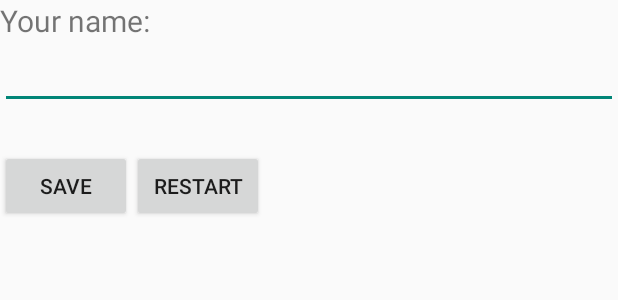
After one commit to Iwk0/Summation, an Android app: the layout fragment_status.xml on its own in the app's theme, with its tools: preview values and no code run, on a phone screen of 412 x 824 dp. The commit adds this screen. Shown: the top 300 px of the screen. Run offline under Robolectric (Android 15) with nearby library versions, the phone set to English and light mode, and no system bars.

Commit message:
Added save result

```diff
--- a/app/src/main/java/com/summation/MainActivity.java
+++ b/app/src/main/java/com/summation/MainActivity.java
@@ -2,6 +2,7 @@ package com.summation;
 
 import android.os.Bundle;
 import android.support.v4.app.Fragment;
+import android.support.v7.app.ActionBar;
 import android.support.v7.app.ActionBarActivity;
 import android.view.Menu;
 import android.view.MenuItem;
@@ -12,6 +13,11 @@ public class MainActivity extends ActionBarActivity {
     protected void onCreate(Bundle savedInstanceState) {
         super.onCreate(savedInstanceState);
         setContentView(R.layout.activity_main);
+        ActionBar actionBar = getSupportActionBar();
+
+        if (actionBar != null) {
+            actionBar.setDisplayHomeAsUpEnabled(true);
+        }
 
         selectItem(0);
     }
--- a/app/src/main/res/layout/fragment_playground.xml
+++ b/app/src/main/res/layout/fragment_playground.xml
@@ -20,7 +20,7 @@
             android:layout_height="wrap_content"
             android:layout_weight="1"
             android:textColor="#fff"
-            android:text="@string/timer"
+            android:text="@string/time"
             android:textSize="20sp" />
 
         <TextView
--- /dev/null
+++ b/app/src/main/res/layout/fragment_status.xml
@@ -0,0 +1,47 @@
+<LinearLayout
+    xmlns:android="http://schemas.android.com/apk/res/android"
+    android:layout_width="match_parent"
+    android:layout_height="match_parent"
+    android:layout_gravity="center"
+    android:orientation="vertical"  >
+
+    <TextView
+        android:id="@+id/user_name_view"
+        android:layout_width="match_parent"
+        android:layout_height="wrap_content"
+        android:text="@string/user_name"
+        android:textSize="20sp" />
+
+    <EditText
+        android:id="@+id/user_name"
+        android:layout_width="match_parent"
+        android:layout_height="wrap_content"
+        android:inputType="text"
+        android:imeOptions="actionDone" />
+
+    <TextView
+        android:id="@+id/score_view"
+        android:layout_width="match_parent"
+        android:layout_height="wrap_content"
+        android:textSize="20sp" />
+
+    <LinearLayout
+        android:orientation="horizontal"
+        android:layout_width="match_parent"
+        android:layout_height="wrap_content">
+
+        <Button
+            android:id="@+id/save"
+            android:layout_width="wrap_content"
+            android:layout_height="wrap_content"
+            android:text="@string/save" />
+
+        <Button
+            android:id="@+id/restart"
+            android:layout_width="wrap_content"
+            android:layout_height="wrap_content"
+            android:text="@string/restart" />
+
+    </LinearLayout>
+
+</LinearLayout>
--- a/app/src/main/res/values/strings.xml
+++ b/app/src/main/res/values/strings.xml
@@ -4,11 +4,12 @@
     <string name="start_game">Start game</string>
     <string name="score">Score</string>
     <string name="exit">Exit</string>
-    <string name="timer">Timer:</string>
+    <string name="time">Time:</string>
     <string name="sum">Sum:</string>
     <string name="current">Current:</string>
     <string name="game_over">Game over!</string>
     <string name="won">You won!</string>
     <string name="restart">Restart</string>
-    <string name="main">Main menu</string>
+    <string name="user_name">Your name:</string>
+    <string name="save">Save</string>
 </resources>
```
Also changed, not shown: app/src/main/java/com/summation/PlaygroundFragment.java (+40 -16 lines), app/src/main/java/com/summation/RestartDialogFragment.java (+31 -23 lines).
